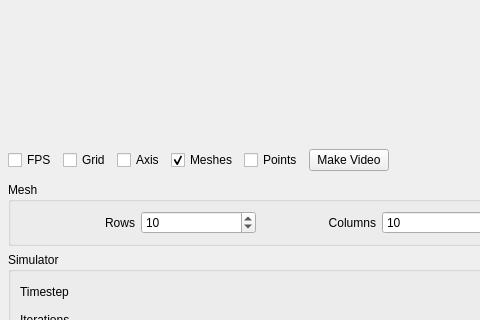
Qt form viewerInterface.ui (arassch/ProjectiveDynamics) before a commit; both pictures show x 0 to 480 and y 512 to 832 of the 1000 by 1000 pixel window.
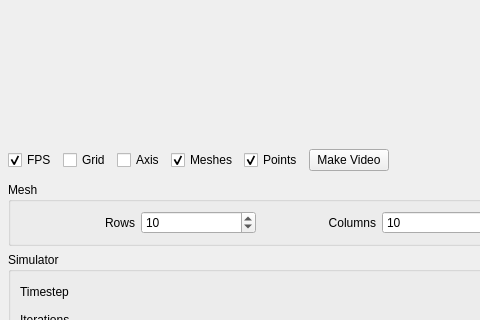
The same form after that commit. Custom widgets are drawn as their Qt base class.

Diff of the .ui file:
```diff
--- a/viewerInterface.ui
+++ b/viewerInterface.ui
@@ -43,6 +43,9 @@
        <property name="text">
         <string>FPS</string>
        </property>
+       <property name="checked">
+        <bool>true</bool>
+       </property>
       </widget>
      </item>
      <item>
@@ -74,6 +77,9 @@
        <property name="text">
         <string>Points</string>
        </property>
+       <property name="checked">
+        <bool>true</bool>
+       </property>
       </widget>
      </item>
      <item>
```
